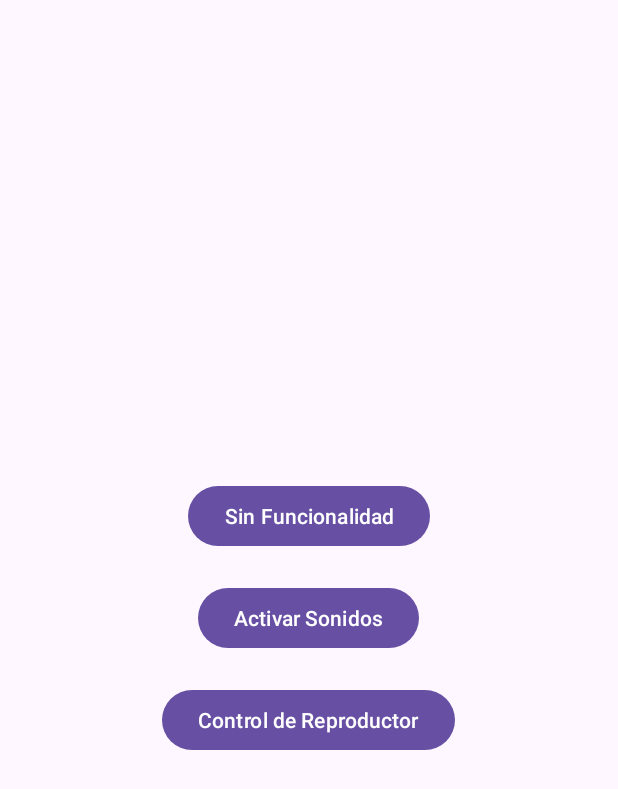
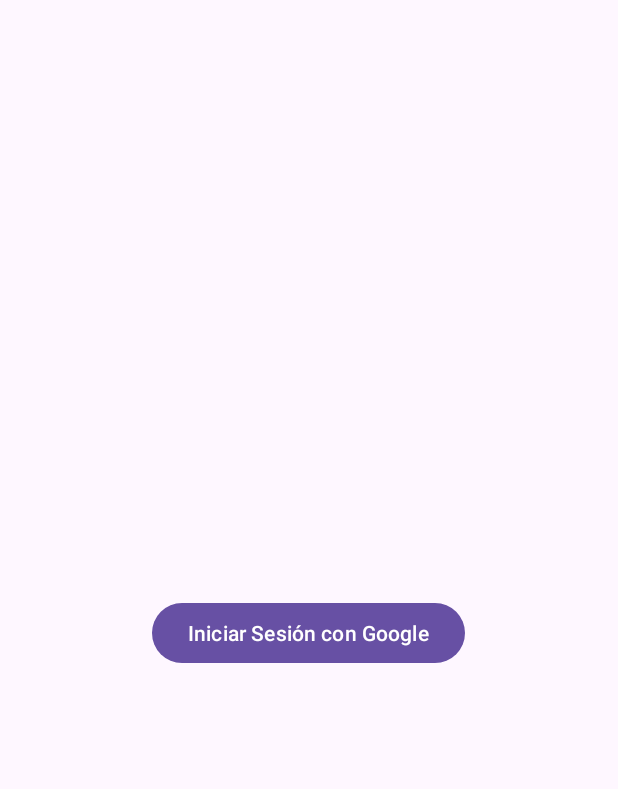
Before and after one commit to JAlexanderSS/MoveBeats, an Android app: the screen it shows after launch (MainActivity before the commit, LoginActivity after it), on a phone screen of 412 x 824 dp. Shown: the top 789 px of the screen. Run offline under Robolectric (Android 15) with nearby library versions, the phone set to English and light mode, and no system bars; our stand-ins replace Firebase (no records; nobody signed in at launch, a user with empty details on screens opened directly).

Commit message:
implementacion del inicio de sesion con cuenta de google

```diff
--- /dev/null
+++ b/app/src/main/java/com/example/movebeats/LoginActivity.kt
@@ -0,0 +1,97 @@
+package com.example.movebeats
+
+import android.content.Intent
+import android.os.Bundle
+import android.util.Log
+import android.widget.Button
+import android.widget.Toast
+import androidx.appcompat.app.AppCompatActivity
+import com.google.android.gms.auth.api.signin.GoogleSignIn
+import com.google.android.gms.auth.api.signin.GoogleSignInAccount
+import com.google.android.gms.auth.api.signin.GoogleSignInClient
+import com.google.android.gms.auth.api.signin.GoogleSignInOptions
+import com.google.android.gms.tasks.Task
+import com.google.firebase.auth.FirebaseAuth
+import com.google.firebase.auth.GoogleAuthProvider
+
+class LoginActivity : AppCompatActivity() {
+
+    private lateinit var googleSignInClient: GoogleSignInClient
+    private lateinit var firebaseAuth: FirebaseAuth
+
+    override fun onCreate(savedInstanceState: Bundle?) {
+        super.onCreate(savedInstanceState)
+        setContentView(R.layout.activity_login)
+
+        // Configuración de inicio de sesión con Google
+        val googleSignInOptions = GoogleSignInOptions.Builder(GoogleSignInOptions.DEFAULT_SIGN_IN)
+            .requestIdToken(getString(R.string.default_web_client_id))  // Reemplazar con el client ID correcto desde google-services.json
+            .requestEmail()
+            .build()
+
+        googleSignInClient = GoogleSignIn.getClient(this, googleSignInOptions)
+        firebaseAuth = FirebaseAuth.getInstance()
+
+        // Verificar si el usuario ya ha iniciado sesión
+        val currentUser = firebaseAuth.currentUser
+        if (currentUser != null) {
+            // Si el usuario ya está autenticado, redirigir a la MainActivity
+            startActivity(Intent(this, MainActivity::class.java))
+            finish()
+        }
+
+        // Configurar el botón de inicio de sesión
+        findViewById<Button>(R.id.signInButton).setOnClickListener {
+            signIn()
+        }
+    }
+
+    // Iniciar el proceso de inicio de sesión con Google
+    private fun signIn() {
+        val signInIntent = googleSignInClient.signInIntent
+        startActivityForResult(signInIntent, 100)
+    }
+
+    // Manejo del resultado del inicio de sesión
+    override fun onActivityResult(requestCode: Int, resultCode: Int, data: Intent?) {
+        super.onActivityResult(requestCode, resultCode, data)
+        if (requestCode == 100) {
+            val task: Task<GoogleSignInAccount> = GoogleSignIn.getSignedInAccountFromIntent(data)
+            try {
+                val account = task.result
+                if (account != null) {
+                    firebaseAuthWithGoogle(account)
+                }
+            } catch (e: Exception) {
+                Log.e("LoginActivity", "Error en el inicio de sesión", e)
+                Toast.makeText(this, "Error en el inicio de sesión: ${e.message}", Toast.LENGTH_SHORT).show()
+            }
+        }
+    }
+
+    // Autenticación con Firebase usando Google
+    private fun firebaseAuthWithGoogle(account: GoogleSignInAccount) {
+        val credential = GoogleAuthProvider.getCredential(account.idToken, null)
+        firebaseAuth.signInWithCredential(credential).addOnCompleteListener { task ->
+            if (task.isSuccessful) {
+                // Inicio de sesión exitoso, redirigir a la pantalla principal
+                val intent = Intent(this, MainActivity::class.java)
+                startActivity(intent)
+                finish()
+            } else {
+                Toast.makeText(this, "Error en el inicio de sesión", Toast.LENGTH_SHORT).show()
+            }
+        }
+    }
+
+    override fun onStart() {
+        super.onStart()
+        // Verificar si el usuario ya ha iniciado sesión
+        val currentUser = firebaseAuth.currentUser
+        if (currentUser != null) {
+            // Si el usuario ya está autenticado, redirigir a la MainActivity
+            startActivity(Intent(this, MainActivity::class.java))
+            finish()
+        }
+    }
+}
--- a/app/src/main/java/com/example/movebeats/MainActivity.kt
+++ b/app/src/main/java/com/example/movebeats/MainActivity.kt
@@ -20,9 +20,11 @@ import androidx.activity.enableEdgeToEdge
 import androidx.appcompat.app.AppCompatActivity
 import androidx.core.view.ViewCompat
 import androidx.core.view.WindowInsetsCompat
+import com.google.firebase.auth.FirebaseAuth
 
 class MainActivity : AppCompatActivity(), SensorEventListener {
 
+    private lateinit var firebaseAuth: FirebaseAuth
     private lateinit var sensorManager: SensorManager
     private var accelerometer: Sensor? = null
     private lateinit var audioManager: AudioManager
@@ -41,6 +43,19 @@ class MainActivity : AppCompatActivity(), SensorEventListener {
 
     override fun onCreate(savedInstanceState: Bundle?) {
         super.onCreate(savedInstanceState)
+
+        // Inicializar Firebase Auth para verificar si el usuario está autenticado
+        firebaseAuth = FirebaseAuth.getInstance()
+        val currentUser = firebaseAuth.currentUser
+        if (currentUser == null) {
+            // Si el usuario no ha iniciado sesión, redirigir a LoginActivity
+            val intent = Intent(this, LoginActivity::class.java)
+            startActivity(intent)
+            finish()
+            return
+        }
+
+        // Continuar con la funcionalidad normal si el usuario está autenticado
         enableEdgeToEdge()
         setContentView(R.layout.activity_main)
 
@@ -155,7 +170,7 @@ class MainActivity : AppCompatActivity(), SensorEventListener {
                     else -> {}
                 }
             } else {
-
+                // Modo sin funcionalidad activado
             }
         }
     }
--- /dev/null
+++ b/app/src/main/res/layout/activity_login.xml
@@ -0,0 +1,16 @@
+<?xml version="1.0" encoding="utf-8"?>
+<LinearLayout xmlns:android="http://schemas.android.com/apk/res/android"
+    android:layout_width="match_parent"
+    android:layout_height="match_parent"
+    android:orientation="vertical"
+    android:gravity="center"
+    android:padding="16dp">
+
+    <!-- Botón para iniciar sesión con Google -->
+    <Button
+        android:id="@+id/signInButton"
+        android:layout_width="wrap_content"
+        android:layout_height="wrap_content"
+        android:text="Iniciar Sesión con Google"
+        android:layout_marginTop="20dp" />
+</LinearLayout>
--- a/app/src/main/res/values/strings.xml
+++ b/app/src/main/res/values/strings.xml
@@ -1,3 +1,4 @@
 <resources>
     <string name="app_name">MoveBeats</string>
+    <string name="default_web_client_id">1046575794444-tpvb1c9lsa5l1rhcv3es7ab8qmrkvjog.apps.googleusercontent.com</string>
 </resources>
--- a/build.gradle.kts
+++ b/build.gradle.kts
@@ -1,5 +1,5 @@
-// Top-level build file where you can add configuration options common to all sub-projects/modules.
 plugins {
-    alias(libs.plugins.android.application) apply false
-    alias(libs.plugins.kotlin.android) apply false
+    id("com.android.application") version "8.6.0" apply false
+    id("org.jetbrains.kotlin.android") version "1.9.0" apply false
+    id("com.google.gms.google-services") version "4.4.2" apply false
 }
--- a/gradle/libs.versions.toml
+++ b/gradle/libs.versions.toml
@@ -14,6 +14,7 @@ activity = "1.8.0"
 constraintlayout = "2.1.4"
 media = "1.7.0"
 mediaVersion = "1.6.0"
+firebaseAuthKtx = "23.0.0"
 
 [libraries]
 androidx-appcompat-v131 = { module = "androidx.appcompat:appcompat", version.ref = "appcompatVersion" }
@@ -29,6 +30,7 @@ androidx-appcompat = { group = "androidx.appcompat", name = "appcompat", version
 material = { group = "com.google.android.material", name = "material", version.ref = "material" }
 androidx-activity = { group = "androidx.activity", name = "activity", version.ref = "activity" }
 androidx-constraintlayout = { group = "androidx.constraintlayout", name = "constraintlayout", version.ref = "constraintlayout" }
+firebase-auth-ktx = { group = "com.google.firebase", name = "firebase-auth-ktx", version.ref = "firebaseAuthKtx" }
 
 [plugins]
 android-application = { id = "com.android.application", version.ref = "agp" }
```
Also changed, not shown: app/build.gradle.kts (+18 -5 lines), app/src/main/AndroidManifest.xml (+8 -4 lines), app/src/main/res/layout/activity_login2.xml (added, +10 -0 lines), 1 other file.
